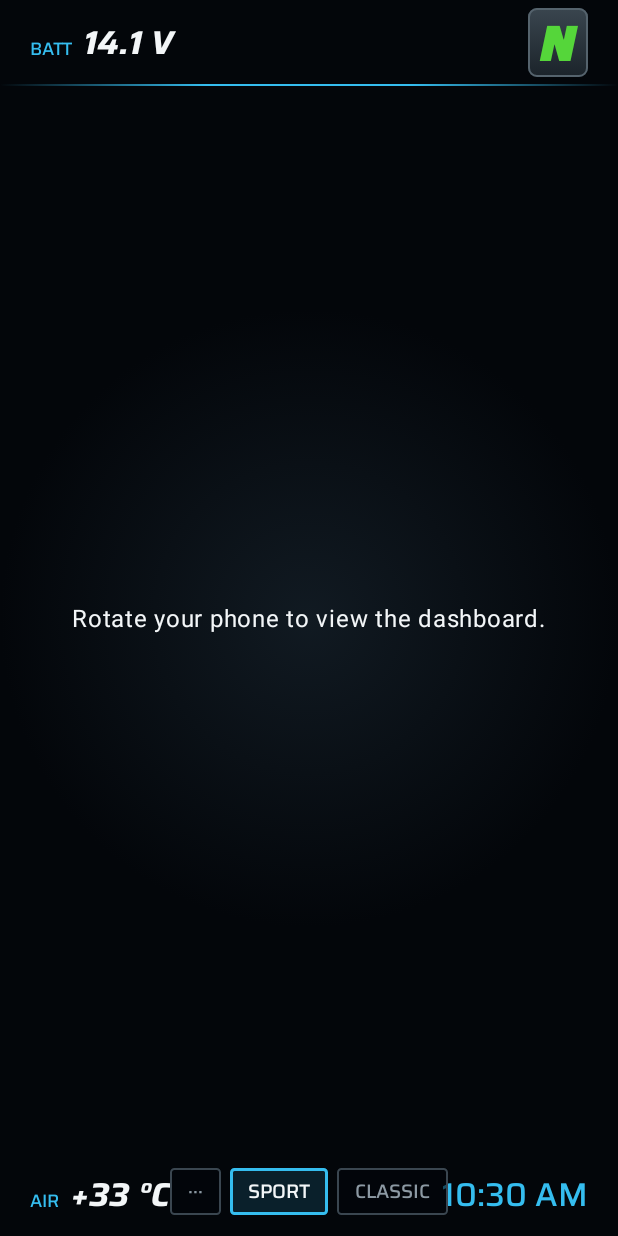
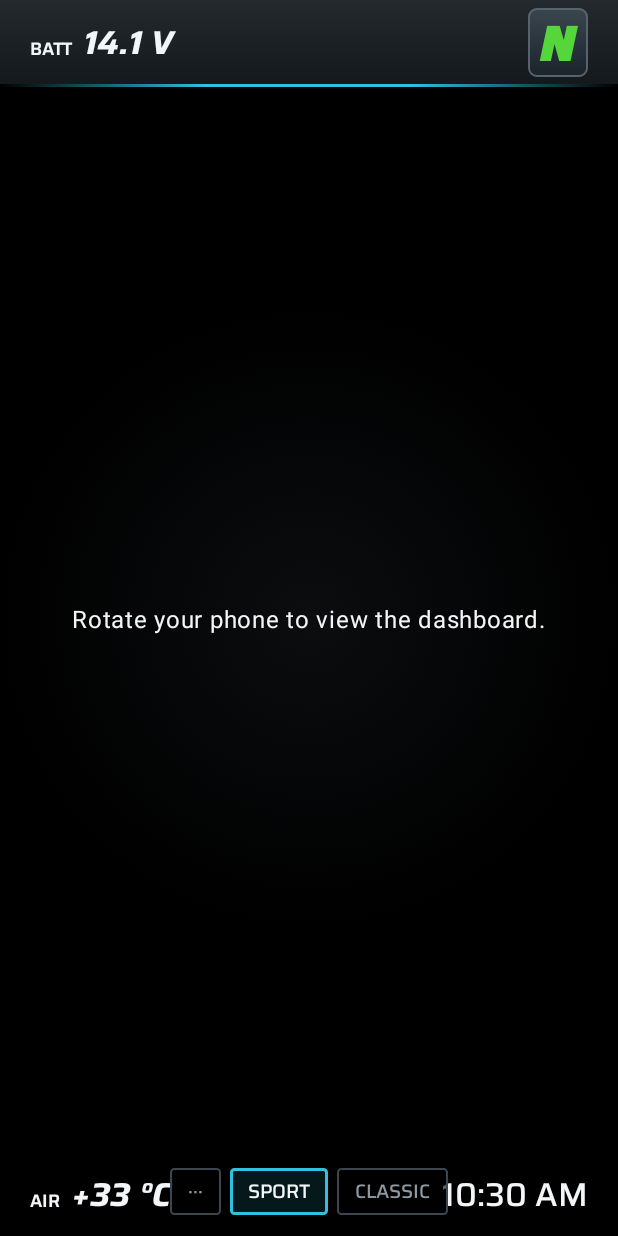
Before and after one commit to FelipeGarcia911/R9T_OBD2_Dashboard, an Android app built with Jetpack Compose: the composable SimulatedDiagnosticContent shown on its own in the app's theme, after a tap on "Open dashboard", on a phone screen of 412 x 824 dp. Run offline under Robolectric (Android 15) with nearby library versions, the phone set to English and light mode, and no system bars.

Commit message:
Match the sport dial's divisions and colors to the TFT references
- The scale band is always lit, as on the original: white pieces split by
  a gap at every 1,000 rpm, then wider red stripes every 250 rpm in the
  limit zone. The needle alone shows the reading, outlined so it reads
  against the band. SportScaleSegments computes the pieces and is tested.
- Ground is near-black; the top bar is a lighter grey above a thicker
  teal-cyan rule. Cyan is reserved for the mode/status, the rule and
  box frames; captions, intake air and the clock are white.

Co-Authored-By: Claude Opus 5.5 <noreply@anthropic.com>

```diff
--- a/app/src/main/java/com/felipeg/r9t_obd2_dashboard/dashboard/ui/sport/SportDashboard.kt
+++ b/app/src/main/java/com/felipeg/r9t_obd2_dashboard/dashboard/ui/sport/SportDashboard.kt
@@ -135,7 +135,7 @@ private fun StatusText(status: String) = Text(
 @Composable
 private fun ClockText(time: String) = Text(
     time,
-    color = TftColors.Cyan,
+    color = TftColors.White,
     style = TftTypography.style(22.dp, FontWeight.Medium, italic = false),
 )
 
--- a/app/src/main/java/com/felipeg/r9t_obd2_dashboard/dashboard/ui/tft/TftControls.kt
+++ b/app/src/main/java/com/felipeg/r9t_obd2_dashboard/dashboard/ui/tft/TftControls.kt
@@ -141,7 +141,7 @@ private fun GaugeScale(range: TftGaugeRange, align: TextAlign) {
     }
 }
 
-/** A small caption in cyan with its value in white, such as BATT 12.8 V. */
+/** A small white caption beside its value, as the TFT labels TOTAL 5 km: BATT 12.8 V. */
 @Composable
 internal fun TftCaptionValue(caption: String, value: String, available: Boolean, modifier: Modifier = Modifier) {
     Row(
@@ -149,7 +149,7 @@ internal fun TftCaptionValue(caption: String, value: String, available: Boolean,
         verticalAlignment = Alignment.Bottom,
         horizontalArrangement = Arrangement.spacedBy(8.dp),
     ) {
-        Text(caption.uppercase(), color = TftColors.Cyan, style = TftTypography.style(12.dp, FontWeight.Medium, italic = false),
+        Text(caption.uppercase(), color = TftColors.White, style = TftTypography.style(12.dp, FontWeight.SemiBold, italic = false),
             modifier = Modifier.padding(bottom = 3.dp))
         Text(value, color = if (available) TftColors.White else TftColors.TickDim,
             style = TftTypography.style(22.dp, FontWeight.Bold))
--- a/app/src/main/java/com/felipeg/r9t_obd2_dashboard/dashboard/ui/tft/TftScreenFrame.kt
+++ b/app/src/main/java/com/felipeg/r9t_obd2_dashboard/dashboard/ui/tft/TftScreenFrame.kt
@@ -40,7 +40,11 @@ internal fun TftScreenFrame(
     Column(
         modifier.fillMaxSize().background(Brush.radialGradient(listOf(TftColors.GroundCenter, TftColors.GroundEdge))),
     ) {
-        InfoBar(Modifier.height(TftBars.TopHeight), topStart, topCenter, topEnd)
+        InfoBar(
+            Modifier.height(TftBars.TopHeight)
+                .background(Brush.verticalGradient(listOf(TftColors.TopBarTop, TftColors.TopBarBottom))),
+            topStart, topCenter, topEnd,
+        )
         CyanRule()
         Box(Modifier.fillMaxWidth().weight(1f), content = content)
         InfoBar(Modifier.height(TftBars.BottomHeight), bottomStart, {}, bottomEnd)
@@ -65,7 +69,7 @@ private fun InfoBar(
 @Composable
 private fun CyanRule() {
     Box(
-        Modifier.fillMaxWidth().height(1.5.dp).background(
+        Modifier.fillMaxWidth().height(2.dp).background(
             Brush.horizontalGradient(listOf(Color.Transparent, TftColors.Cyan, TftColors.Cyan, Color.Transparent)),
         ),
     )
--- a/app/src/main/java/com/felipeg/r9t_obd2_dashboard/dashboard/ui/tft/TftTheme.kt
+++ b/app/src/main/java/com/felipeg/r9t_obd2_dashboard/dashboard/ui/tft/TftTheme.kt
@@ -19,14 +19,18 @@ import androidx.compose.ui.unit.Dp
 import androidx.core.content.res.ResourcesCompat
 import com.felipeg.r9t_obd2_dashboard.R
 
-/** TFT palette: blue-black ground, white scale, cyan accents, red limit zone. */
+/**
+ * TFT palette: near-black ground with a slightly lighter top bar, white scale and readouts,
+ * teal-cyan accents for the mode, rule and box frames, red limit zone.
+ */
 internal object TftColors {
-    val GroundCenter = Color(0xFF111A22)
-    val GroundEdge = Color(0xFF03060A)
+    val GroundCenter = Color(0xFF0B0D0F)
+    val GroundEdge = Color(0xFF000000)
+    val TopBarTop = Color(0xFF23292D)
+    val TopBarBottom = Color(0xFF15191C)
     val White = Color(0xFFF3F6F8)
     val TickDim = Color(0xFF8C99A3)
-    val Track = Color(0xFF1F2931)
-    val Cyan = Color(0xFF35BDEF)
+    val Cyan = Color(0xFF2EC1E0)
     val Red = Color(0xFFF0141F)
     val RedTrack = Color(0xFF4A0E13)
     val Green = Color(0xFF55D63A)
@@ -35,7 +39,7 @@ internal object TftColors {
     val GearBoxBottom = Color(0xFF1B232A)
     val GearBoxOutline = Color(0xFF55636D)
     val ControlOutline = Color(0xFF3A4650)
-    val ControlFill = Color(0x2435BDEF)
+    val ControlFill = Color(0x1F2EC1E0)
     val BarLit = Color(0xFFC9D3D9)
     val BarDim = Color(0xFF26313A)
 }
@@ -51,6 +55,7 @@ internal object TftTypography {
         italic(FontWeight.Black),
         italic(FontWeight.ExtraBold),
         italic(FontWeight.Bold),
+        upright(FontWeight.SemiBold),
         upright(FontWeight.Medium),
         upright(FontWeight.Normal),
     )
```
Also changed, not shown: app/src/main/java/com/felipeg/r9t_obd2_dashboard/dashboard/ui/sport/SportDialGeometry.kt (+30 -0 lines), app/src/main/java/com/felipeg/r9t_obd2_dashboard/dashboard/ui/sport/SportTachometer.kt (+27 -22 lines), 1 other file.
